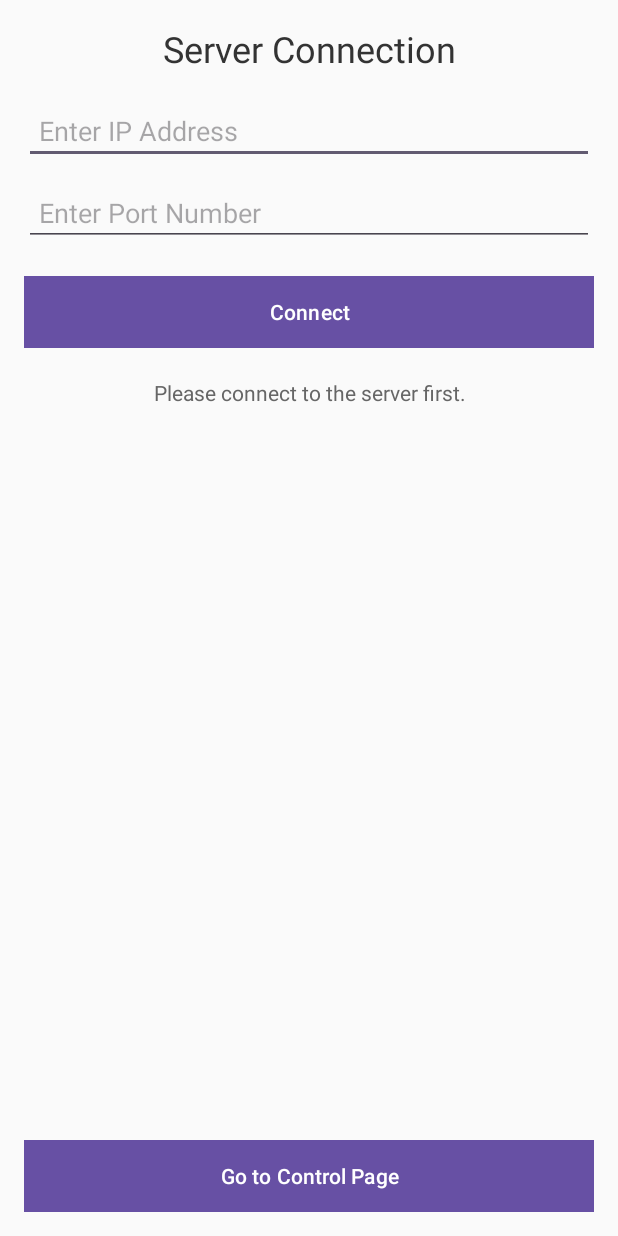
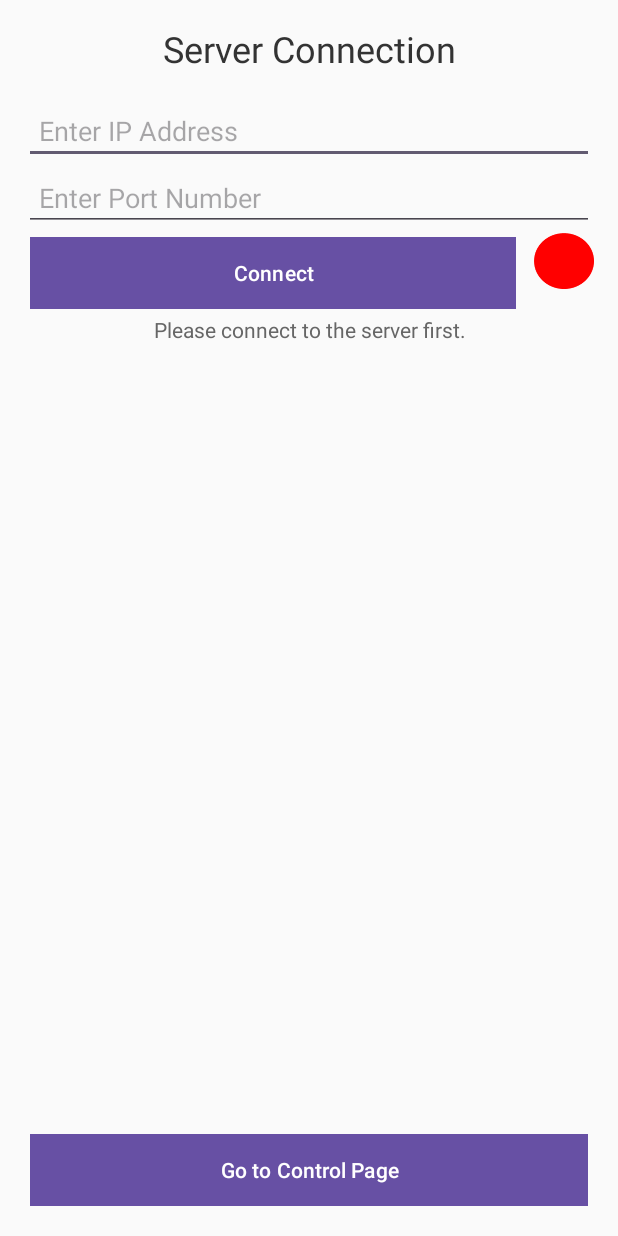
Before and after one commit to TwVictorChen/Plant, an Android app: the screen it shows after launch (MainActivity), after a tap on "Go to Control Page", on a phone screen of 412 x 824 dp. Run offline under Robolectric (Android 15) with nearby library versions, the phone set to English and light mode, and no system bars; network calls fail; 1 other tap on this screen came first.

Commit message:
Added status lights and updated control page layout

```diff
--- a/app/build.gradle
+++ b/app/build.gradle
@@ -15,6 +15,9 @@ android {
 
         testInstrumentationRunner "androidx.test.runner.AndroidJUnitRunner"
     }
+
+    viewBinding { enabled = true }
+    dataBinding { enabled = true }
 
     buildTypes {
         release {
--- a/app/src/main/java/com/example/plant/MainActivity.java
+++ b/app/src/main/java/com/example/plant/MainActivity.java
@@ -3,22 +3,16 @@ package com.example.plant;
 import android.content.Intent;
 import android.content.SharedPreferences;
 import android.os.Bundle;
-import android.view.View;
-import android.widget.Button;
-import android.widget.EditText;
-import android.widget.TextView;
+import android.util.Log;
+import android.widget.Toast;
 import androidx.appcompat.app.AppCompatActivity;
-import android.util.Log;
+import com.example.plant.databinding.ActivityMainBinding;
+
 import java.util.LinkedList;
 import java.util.List;
 
 public class MainActivity extends AppCompatActivity {
-    private EditText editTextIP;
-    private EditText editTextPort;
-    private Button buttonConnect;
-    private TextView textViewStatus;
-    private TextView textViewMessage;
-    private Button buttonGoToSecondPage;
+    private ActivityMainBinding binding;
     private TcpClient tcpClient;
     private boolean isConnected = false;
     private List<String> messages = new LinkedList<>();
@@ -33,43 +27,42 @@ public class MainActivity extends AppCompatActivity {
     @Override
     protected void onCreate(Bundle savedInstanceState) {
         super.onCreate(savedInstanceState);
-        setContentView(R.layout.activity_main);
-
-        editTextIP = findViewById(R.id.editTextIP);
-        editTextPort = findViewById(R.id.editTextPort);
-        buttonConnect = findViewById(R.id.buttonConnect);
-        textViewStatus = findViewById(R.id.textViewStatus);
-        textViewMessage = findViewById(R.id.textViewMessage);
-        buttonGoToSecondPage = findViewById(R.id.buttonGoToSecondPage);
+        binding = ActivityMainBinding.inflate(getLayoutInflater());
+        setContentView(binding.getRoot());
 
         SharedPreferences preferences = getSharedPreferences(PREFS_NAME, MODE_PRIVATE);
         String savedIP = preferences.getString(PREF_IP, "");
         String savedPort = preferences.getString(PREF_PORT, "");
         isConnected = preferences.getBoolean(PREF_CONNECTED, false);
+
         if (!savedIP.isEmpty()) {
-            editTextIP.setText(savedIP);
+            binding.editTextIP.setText(savedIP);
         }
         if (!savedPort.isEmpty()) {
-            editTextPort.setText(savedPort);
+            binding.editTextPort.setText(savedPort);
         }
         if (isConnected) {
-            textViewStatus.setText("Connected to server");
-            buttonConnect.setText("Disconnect");
+            binding.textViewStatus.setText("Connected to server");
+            binding.buttonConnect.setText("Disconnect");
+            binding.imageViewStatus.setImageResource(R.drawable.green_light);
             tcpClient = TcpClientManager.getTcpClient();
         }
 
-        buttonConnect.setOnClickListener(new View.OnClickListener() {
-            @Override
-            public void onClick(View v) {
+        binding.buttonConnect.setOnClickListener(v -> handleConnection(preferences));
+        binding.buttonGoToSecondPage.setOnClickListener(v -> navigateToSecondPage());
+    }
+
+    private void handleConnection(SharedPreferences preferences) {
         if (!isConnected) {
-                    String ip = editTextIP.getText().toString();
-                    int port = Integer.parseInt(editTextPort.getText().toString());
+            String ip = binding.editTextIP.getText().toString();
+            int port = Integer.parseInt(binding.editTextPort.getText().toString());
             tcpClient = TcpClientManager.getTcpClient(ip, port, new TcpClient.ConnectionListener() {
                 @Override
                 public void onConnected() {
                     runOnUiThread(() -> {
-                                textViewStatus.setText("Connected to server");
-                                buttonConnect.setText("Disconnect");
+                        binding.textViewStatus.setText("Connected to server");
+                        binding.buttonConnect.setText("Disconnect");
+                        binding.imageViewStatus.setImageResource(R.drawable.green_light);
                         isConnected = true;
                         Log.d(TAG, "Connected to server");
 
@@ -84,7 +77,8 @@ public class MainActivity extends AppCompatActivity {
                 @Override
                 public void onConnectionFailed(String errorMessage) {
                     runOnUiThread(() -> {
-                                textViewStatus.setText("Connection failed: " + errorMessage);
+                        binding.textViewStatus.setText("Connection failed: " + errorMessage);
+                        binding.imageViewStatus.setImageResource(R.drawable.red_light);
                         Log.e(TAG, "Connection failed: " + errorMessage);
                     });
                 }
@@ -100,8 +94,9 @@ public class MainActivity extends AppCompatActivity {
         } else {
             TcpClientManager.resetClient();
             runOnUiThread(() -> {
-                        textViewStatus.setText("Disconnected from server");
-                        buttonConnect.setText("Connect");
+                binding.textViewStatus.setText("Disconnected from server");
+                binding.buttonConnect.setText("Connect");
+                binding.imageViewStatus.setImageResource(R.drawable.red_light);
                 isConnected = false;
                 Log.d(TAG, "Disconnected from server");
 
@@ -111,19 +106,14 @@ public class MainActivity extends AppCompatActivity {
             });
         }
     }
-        });
 
-        buttonGoToSecondPage.setOnClickListener(new View.OnClickListener() {
-            @Override
-            public void onClick(View v) {
+    private void navigateToSecondPage() {
         if (isConnected) {
             Intent intent = new Intent(MainActivity.this, ControlActivity.class);
             startActivity(intent);
         } else {
-                    textViewStatus.setText("Please connect to the server first.");
+            binding.textViewStatus.setText("Please connect to the server first.");
         }
-            }
-        });
     }
 
     private void addMessage(String message) {
@@ -138,14 +128,14 @@ public class MainActivity extends AppCompatActivity {
         for (String msg : messages) {
             sb.append(msg).append("\n");
         }
-        textViewMessage.setText(sb.toString());
+        binding.textViewMessage.setText(sb.toString());
     }
 
     @Override
     protected void onSaveInstanceState(Bundle outState) {
         super.onSaveInstanceState(outState);
-        outState.putString("savedIP", editTextIP.getText().toString());
-        outState.putString("savedPort", editTextPort.getText().toString());
+        outState.putString("savedIP", binding.editTextIP.getText().toString());
+        outState.putString("savedPort", binding.editTextPort.getText().toString());
     }
 
     @Override
@@ -154,10 +144,10 @@ public class MainActivity extends AppCompatActivity {
         String savedIP = savedInstanceState.getString("savedIP");
         String savedPort = savedInstanceState.getString("savedPort");
         if (savedIP != null) {
-            editTextIP.setText(savedIP);
+            binding.editTextIP.setText(savedIP);
         }
         if (savedPort != null) {
-            editTextPort.setText(savedPort);
+            binding.editTextPort.setText(savedPort);
         }
     }
 }
--- a/app/src/main/res/layout/activity_main.xml
+++ b/app/src/main/res/layout/activity_main.xml
@@ -1,62 +1,98 @@
-<LinearLayout xmlns:android="http://schemas.android.com/apk/res/android"
+<androidx.constraintlayout.widget.ConstraintLayout xmlns:android="http://schemas.android.com/apk/res/android"
+    xmlns:app="http://schemas.android.com/apk/res-auto"
     android:layout_width="match_parent"
     android:layout_height="match_parent"
-    android:orientation="vertical"
     android:padding="16dp"
     android:background="@color/colorBackground">
 
     <TextView
-        android:layout_width="match_parent"
+        android:id="@+id/textViewTitle"
+        android:layout_width="0dp"
         android:layout_height="wrap_content"
         android:text="Server Connection"
         android:textSize="24sp"
         android:textColor="@color/colorTextPrimary"
         android:gravity="center"
-        android:paddingBottom="16dp" />
+        android:paddingBottom="16dp"
+        app:layout_constraintTop_toTopOf="parent"
+        app:layout_constraintStart_toStartOf="parent"
+        app:layout_constraintEnd_toEndOf="parent" />
 
     <EditText
         android:id="@+id/editTextIP"
-        android:layout_width="match_parent"
+        android:layout_width="0dp"
         android:layout_height="wrap_content"
         android:hint="Enter IP Address"
         android:inputType="text"
         android:padding="10dp"
         android:layout_marginBottom="10dp"
-        android:background="?android:attr/editTextBackground" />
+        android:background="?android:attr/editTextBackground"
+        app:layout_constraintTop_toBottomOf="@id/textViewTitle"
+        app:layout_constraintStart_toStartOf="parent"
+        app:layout_constraintEnd_toEndOf="parent" />
 
     <EditText
         android:id="@+id/editTextPort"
-        android:layout_width="match_parent"
+        android:layout_width="0dp"
         android:layout_height="wrap_content"
         android:hint="Enter Port Number"
         android:inputType="number"
         android:padding="10dp"
         android:layout_marginBottom="20dp"
-        android:background="?android:attr/editTextBackground" />
+        android:background="?android:attr/editTextBackground"
+        app:layout_constraintTop_toBottomOf="@id/editTextIP"
+        app:layout_constraintStart_toStartOf="parent"
+        app:layout_constraintEnd_toEndOf="parent" />
 
-    <Button
-        android:id="@+id/buttonConnect"
-        android:layout_width="match_parent"
+    <LinearLayout
+        android:id="@+id/linearLayoutConnect"
+        android:layout_width="0dp"
         android:layout_height="wrap_content"
-        android:text="Connect"
-        android:background="@color/colorPrimary"
-        android:textColor="@color/colorButtonText"
-        android:layout_marginBottom="20dp" />
+        android:orientation="horizontal"
+        app:layout_constraintTop_toBottomOf="@id/editTextPort"
+        app:layout_constraintStart_toStartOf="parent"
+        app:layout_constraintEnd_toEndOf="parent"
+        android:layout_marginBottom="20dp">
+
+        <Button
+            android:id="@+id/buttonConnect"
+            style="@style/PrimaryButtonStyle"
+            android:layout_width="0dp"
+            android:layout_height="wrap_content"
+            android:layout_weight="1"
+            android:text="Connect"
+            android:layout_marginEnd="8dp" />
+
+        <ImageView
+            android:id="@+id/imageViewStatus"
+            android:layout_width="40dp"
+            android:layout_height="40dp"
+            android:layout_marginStart="8dp"
+            android:src="@drawable/red_light"
+            android:contentDescription="Connection status indicator" />
+    </LinearLayout>
 
     <TextView
         android:id="@+id/textViewStatus"
-        android:layout_width="match_parent"
+        android:layout_width="0dp"
         android:layout_height="wrap_content"
         android:text="Status"
         android:textColor="@color/colorTextSecondary"
         android:gravity="center"
-        android:layout_marginBottom="20dp" />
+        android:layout_marginBottom="20dp"
+        app:layout_constraintTop_toBottomOf="@id/linearLayoutConnect"
+        app:layout_constraintStart_toStartOf="parent"
+        app:layout_constraintEnd_toEndOf="parent" />
 
     <ScrollView
-        android:layout_width="match_parent"
+        android:id="@+id/scrollView"
+        android:layout_width="0dp"
         android:layout_height="0dp"
-        android:layout_weight="1"
-        android:padding="10dp">
+        android:layout_marginBottom="20dp"
+        app:layout_constraintTop_toBottomOf="@id/textViewStatus"
+        app:layout_constraintBottom_toTopOf="@id/buttonGoToSecondPage"
+        app:layout_constraintEnd_toEndOf="parent"
+        app:layout_constraintStart_toStartOf="parent">
 
         <TextView
             android:id="@+id/textViewMessage"
@@ -68,10 +104,12 @@
 
     <Button
         android:id="@+id/buttonGoToSecondPage"
-        android:layout_width="match_parent"
+        style="@style/AccentButtonStyle"
+        android:layout_width="0dp"
         android:layout_height="wrap_content"
         android:text="Go to Control Page"
-        android:background="@color/colorAccent"
-        android:textColor="@color/colorButtonText"
+        app:layout_constraintBottom_toBottomOf="parent"
+        app:layout_constraintStart_toStartOf="parent"
+        app:layout_constraintEnd_toEndOf="parent"
         android:layout_marginTop="20dp" />
-</LinearLayout>
+</androidx.constraintlayout.widget.ConstraintLayout>
--- /dev/null
+++ b/app/src/main/res/values/styles.xml
@@ -0,0 +1,21 @@
+<resources>
+    <style name="AppTheme" parent="Theme.AppCompat.Light.DarkActionBar">
+        <item name="colorPrimary">@color/colorPrimary</item>
+        <item name="colorPrimaryDark">@color/colorPrimaryDark</item>
+        <item name="colorAccent">@color/colorAccent</item>
+    </style>
+
+    <style name="ButtonStyle">
+        <item name="android:background">@color/colorButtonBackground</item>
+        <item name="android:textColor">@color/colorButtonText</item>
+        <item name="android:layout_margin">4dp</item>
+    </style>
+
+    <style name="AccentButtonStyle" parent="ButtonStyle">
+        <item name="android:background">@color/colorAccent</item>
+    </style>
+
+    <style name="PrimaryButtonStyle" parent="ButtonStyle">
+        <item name="android:background">@color/colorPrimary</item>
+    </style>
+</resources>
```
Also changed, not shown: app/src/main/java/com/example/plant/ControlActivity.java (+26 -96 lines), app/src/main/java/com/example/plant/TcpClient.java (+36 -13 lines), app/src/main/res/layout/activity_control.xml (+66 -67 lines), app/src/main/res/drawable/green_light.png (added), app/src/main/res/drawable/red_light.png (added). Lines whose indentation alone changed are shown as unchanged.
